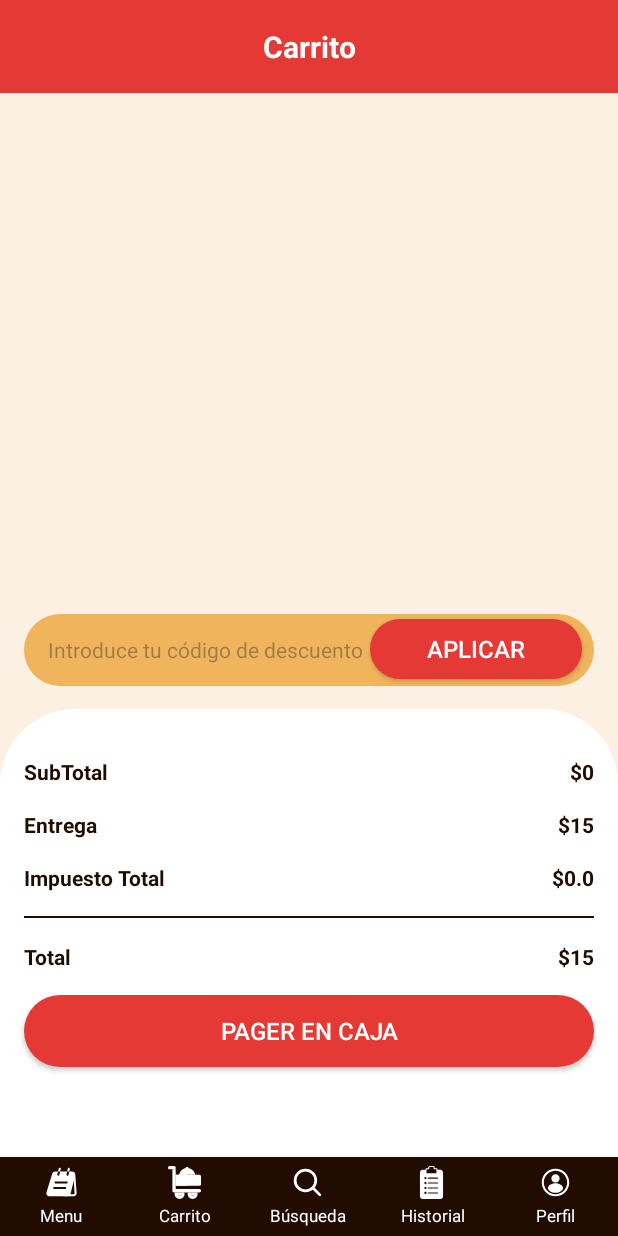
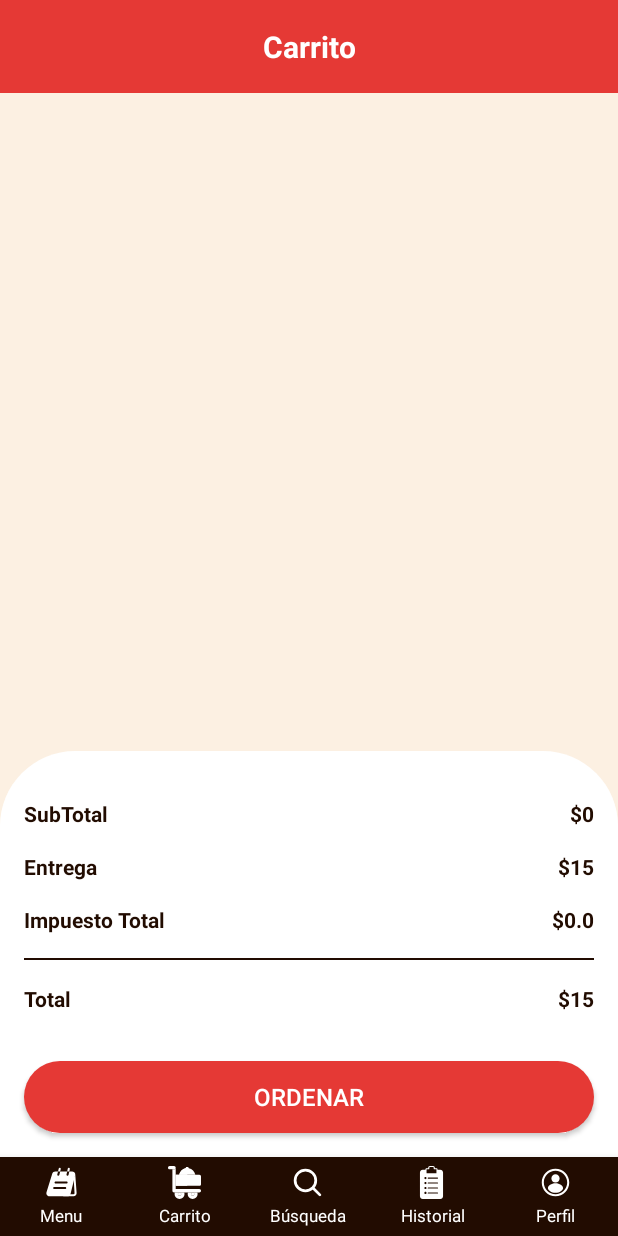
Before and after one commit to Cristhian-Villigua/restaurant_appMovil, an Android app: the fragment CartFragment placed in its activity, on a phone screen of 412 x 824 dp. Run offline under Robolectric (Android 15) with nearby library versions, the phone set to English and light mode, and no system bars; our stand-ins replace CircleImageView, Firebase (no records; nobody signed in at launch, a user with empty details on screens opened directly); pictures from the network do not load; 1 statement that could not run was skipped.

Commit message:
Generacion del codigo Qr junto al envio de lo que se seleccione en la orden

```diff
--- a/app/build.gradle.kts
+++ b/app/build.gradle.kts
@@ -68,6 +68,10 @@ dependencies {
     implementation ("com.github.bumptech.glide:glide:4.12.0")
     implementation ("com.google.code.gson:gson:2.10.1")
 
+    //Qr
+    implementation("com.google.zxing:core:3.4.1")
+    //Scan
+    implementation ("com.journeyapps:zxing-android-embedded:4.3.0")
     // lifecycle
     implementation("androidx.lifecycle:lifecycle-runtime-ktx:2.8.4")
     implementation("androidx.lifecycle:lifecycle-livedata-ktx:2.8.4")
--- a/app/src/main/res/layout/fragment_cart.xml
+++ b/app/src/main/res/layout/fragment_cart.xml
@@ -10,15 +10,16 @@
     <ScrollView
         android:id="@+id/scrollView2"
         android:layout_width="match_parent"
-        android:layout_height="match_parent"
-        tools:layout_editor_absoluteX="39dp"
-        tools:layout_editor_absoluteY="-285dp">
+        android:layout_height="0dp"
+        app:layout_constraintTop_toTopOf="parent"
+        app:layout_constraintBottom_toTopOf="@id/linearLayout"
+        android:paddingBottom="24dp">
 
         <LinearLayout
             android:layout_width="match_parent"
             android:layout_height="wrap_content"
             android:orientation="vertical"
-            android:paddingBottom="400dp">
+            android:paddingBottom="10dp">
 
             <androidx.recyclerview.widget.RecyclerView
                 android:id="@+id/listView"
@@ -28,43 +29,6 @@
 
         </LinearLayout>
     </ScrollView>
-
-    <LinearLayout
-        android:layout_width="match_parent"
-        android:layout_height="48dp"
-        android:layout_marginHorizontal="16dp"
-        android:layout_marginBottom="15dp"
-        android:background="@drawable/orange_bg"
-        android:orientation="horizontal"
-        app:layout_constraintBottom_toTopOf="@+id/linearLayout"
-        app:layout_constraintEnd_toEndOf="parent"
-        app:layout_constraintStart_toStartOf="parent">
-
-        <EditText
-            android:id="@+id/editTextText"
-            android:layout_width="wrap_content"
-            android:layout_height="match_parent"
-            android:layout_weight="1"
-            android:background="#00000000"
-            android:ems="10"
-            android:hint="@string/Enter_Your_Discount_Code"
-            android:inputType="text"
-            android:paddingStart="16dp"
-            android:paddingEnd="0dp"
-            android:textColor="@color/darkBrown"
-            android:textSize="14sp" />
-
-        <androidx.appcompat.widget.AppCompatButton
-            android:id="@+id/button"
-            android:layout_width="70dp"
-            android:layout_height="40dp"
-            android:layout_marginEnd="8dp"
-            android:layout_weight="1"
-            android:background="@drawable/button_background"
-            android:text="@string/Apply"
-            android:textColor="@color/white"
-            android:textSize="16sp" />
-    </LinearLayout>
 
     <LinearLayout
         android:id="@+id/linearLayout"
@@ -182,15 +146,13 @@
         </androidx.constraintlayout.widget.ConstraintLayout>
 
         <androidx.appcompat.widget.AppCompatButton
-            android:id="@+id/button3"
+            android:id="@+id/btnOrder"
             android:layout_width="match_parent"
             android:layout_height="0dp"
-            android:layout_marginLeft="16dp"
-            android:layout_marginRight="16dp"
-            android:layout_marginBottom="60dp"
+            android:layout_margin="16dp"
             android:layout_weight="1"
             android:background="@drawable/button_background"
-            android:text="@string/Proceed_To_Checkout"
+            android:text="@string/Order"
             android:textColor="@color/white"
             android:textSize="16sp" />
 
--- a/app/src/main/res/layout/viewholder_item_pic_left.xml
+++ b/app/src/main/res/layout/viewholder_item_pic_left.xml
@@ -36,7 +36,7 @@
         android:layout_height="wrap_content"
         android:layout_marginStart="32dp"
         android:layout_marginTop="16dp"
-        android:text="title"
+        android:text="@string/Title"
         android:textColor="@color/darkBrown"
         android:textSize="16sp"
         android:textStyle="bold"
@@ -63,7 +63,7 @@
         android:textSize="16sp"
         android:textColor="@color/darkBrown"
         android:textStyle="bold"
-        android:text="$-"
+        android:text="@string/Pay"
         app:layout_constraintBottom_toBottomOf="parent"
         app:layout_constraintStart_toStartOf="@+id/txtTitle" />
 </androidx.constraintlayout.widget.ConstraintLayout>
--- a/app/src/main/res/values/strings.xml
+++ b/app/src/main/res/values/strings.xml
@@ -54,11 +54,12 @@
     <string name="SubTotal">SubTotal</string>
     <string name="Total_Tax">Impuesto Total</string>
     <string name="Total">Total</string>
-    <string name="Proceed_To_Checkout">Pager en caja</string>
+    <string name="Order">Ordenar</string>
     <string name="Remove">remove</string>
     <string name="Title">title</string>
     <string name="minus">-</string>
     <string name="Zero">0</string>
     <string name="Plus">+</string>
     <string name="Zero_Price">$0</string>
+    <string name="ScanQr">Escanear Qr</string>
 </resources>
```
Also changed, not shown: app/src/main/AndroidManifest.xml (+23 -16 lines), app/src/main/java/com/example/project_mobileapplicacion/menu/KitchenActivity.kt (added, +77 -0 lines), app/src/main/java/com/example/project_mobileapplicacion/user/CartFragment.kt (+36 -0 lines), app/src/main/java/com/example/project_mobileapplicacion/user/QrActivity.kt (added, +70 -0 lines), app/src/main/java/com/example/project_mobileapplicacion/waiter/ScanQrActivity.kt (added, +42 -0 lines), app/src/main/res/layout/activity_kitchen.xml (added, +15 -0 lines), app/src/main/res/layout/activity_qr.xml (added, +12 -0 lines), app/src/main/res/layout/activity_scan_qr.xml (added, +20 -0 lines).
